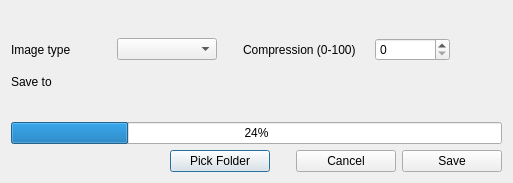
Before: the Qt Designer form Dialogs/saveasdlg.ui in towhee/Winnow64, drawn with Qt 5.
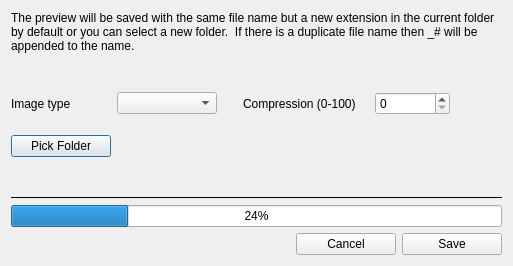
After: the same form once the commit is applied.

Patch:
```diff
--- a/Dialogs/saveasdlg.ui
+++ b/Dialogs/saveasdlg.ui
@@ -7,13 +7,27 @@
     <x>0</x>
     <y>0</y>
     <width>513</width>
-    <height>183</height>
+    <height>266</height>
    </rect>
   </property>
   <property name="windowTitle">
    <string>Save as</string>
   </property>
   <layout class="QVBoxLayout" name="verticalLayout">
+   <item>
+    <layout class="QHBoxLayout" name="horizontalLayout_4">
+     <item>
+      <widget class="QLabel" name="label_4">
+       <property name="text">
+        <string>The preview will be saved with the same file name but a new extension in the current folder by default or you can select a new folder.  If there is a duplicate file name then _# will be appended to the name.</string>
+       </property>
+       <property name="wordWrap">
+        <bool>true</bool>
+       </property>
+      </widget>
+     </item>
+    </layout>
+   </item>
    <item>
     <spacer name="verticalSpacer_2">
      <property name="orientation">
@@ -119,7 +133,7 @@
    <item>
     <layout class="QHBoxLayout" name="horizontalLayout_2">
      <item>
-      <widget class="QLabel" name="label">
+      <widget class="QPushButton" name="selectBtn">
        <property name="minimumSize">
         <size>
          <width>100</width>
@@ -133,7 +147,7 @@
         </size>
        </property>
        <property name="text">
-        <string>Save to    </string>
+        <string>Pick Folder</string>
        </property>
       </widget>
      </item>
@@ -165,6 +179,19 @@
      </property>
     </spacer>
    </item>
+   <item>
+    <widget class="Line" name="line2">
+     <property name="styleSheet">
+      <string notr="true"/>
+     </property>
+     <property name="frameShadow">
+      <enum>QFrame::Plain</enum>
+     </property>
+     <property name="orientation">
+      <enum>Qt::Horizontal</enum>
+     </property>
+    </widget>
+   </item>
    <item>
     <widget class="QProgressBar" name="progressBar">
      <property name="value">
@@ -174,45 +201,13 @@
    </item>
    <item>
     <layout class="QHBoxLayout" name="horizontalLayout_3">
-     <item>
-      <spacer name="horizontalSpacer">
-       <property name="orientation">
-        <enum>Qt::Horizontal</enum>
-       </property>
-       <property name="sizeHint" stdset="0">
-        <size>
-         <width>40</width>
-         <height>20</height>
-        </size>
-       </property>
-      </spacer>
-     </item>
-     <item>
-      <widget class="QPushButton" name="selectBtn">
-       <property name="minimumSize">
-        <size>
-         <width>100</width>
-         <height>0</height>
-        </size>
-       </property>
-       <property name="maximumSize">
-        <size>
-         <width>100</width>
-         <height>16777215</height>
-        </size>
-       </property>
-       <property name="text">
-        <string>Pick Folder</string>
-       </property>
-      </widget>
-     </item>
      <item>
       <spacer name="horizontalSpacer_3">
        <property name="orientation">
         <enum>Qt::Horizontal</enum>
        </property>
        <property name="sizeType">
-        <enum>QSizePolicy::Preferred</enum>
+        <enum>QSizePolicy::Expanding</enum>
        </property>
        <property name="sizeHint" stdset="0">
         <size>
@@ -230,6 +225,12 @@
          <height>0</height>
         </size>
        </property>
+       <property name="maximumSize">
+        <size>
+         <width>100</width>
+         <height>16777215</height>
+        </size>
+       </property>
        <property name="text">
         <string>Cancel</string>
        </property>
@@ -243,6 +244,12 @@
          <height>0</height>
         </size>
        </property>
+       <property name="maximumSize">
+        <size>
+         <width>100</width>
+         <height>16777215</height>
+        </size>
+       </property>
        <property name="text">
         <string>Save</string>
        </property>
```
